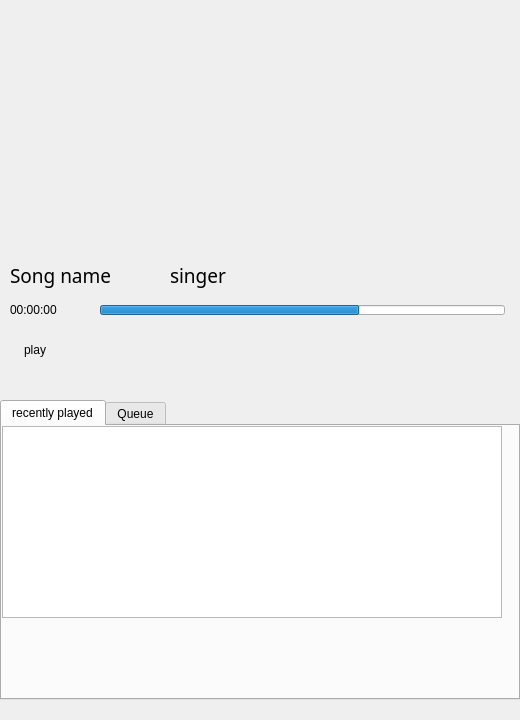
The window that form.ui (mrhashemian/wema-player) describes before a commit, drawn with Qt 5.
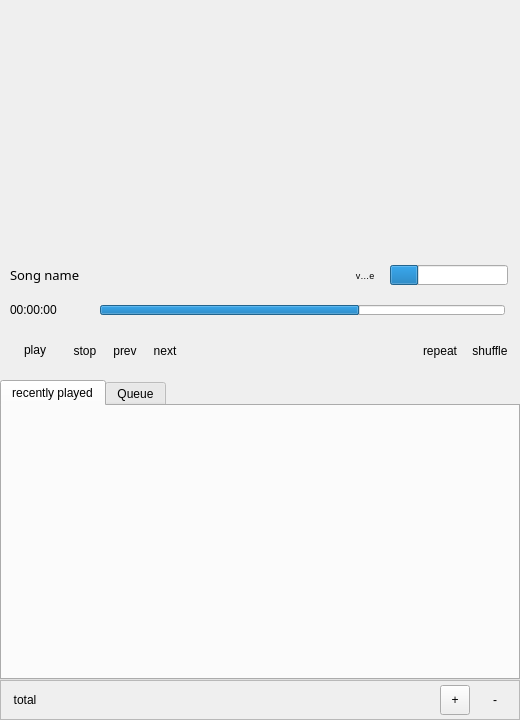
The same window after the commit. Icons and pictures are not drawn.

What changed in the file:
```diff
--- a/form.ui
+++ b/form.ui
@@ -45,14 +45,14 @@
      <rect>
       <x>10</x>
       <y>260</y>
-      <width>141</width>
+      <width>351</width>
       <height>30</height>
      </rect>
     </property>
     <property name="font">
      <font>
-      <family>Forte</family>
-      <pointsize>14</pointsize>
+      <family>Fantezy</family>
+      <pointsize>10</pointsize>
       <weight>50</weight>
       <bold>false</bold>
      </font>
@@ -61,27 +61,6 @@
      <string>Song name</string>
     </property>
    </widget>
-   <widget class="QLabel" name="singer">
-    <property name="geometry">
-     <rect>
-      <x>170</x>
-      <y>260</y>
-      <width>80</width>
-      <height>30</height>
-     </rect>
-    </property>
-    <property name="font">
-     <font>
-      <family>Forte</family>
-      <pointsize>14</pointsize>
-      <weight>50</weight>
-      <bold>false</bold>
-     </font>
-    </property>
-    <property name="text">
-     <string>singer</string>
-    </property>
-   </widget>
    <widget class="QProgressBar" name="timebar">
     <property name="geometry">
      <rect>
@@ -135,6 +114,51 @@
 }</string>
     </property>
    </widget>
+   <widget class="QToolButton" name="volume">
+    <property name="geometry">
+     <rect>
+      <x>350</x>
+      <y>260</y>
+      <width>30</width>
+      <height>30</height>
+     </rect>
+    </property>
+    <property name="text">
+     <string>voulume</string>
+    </property>
+    <property name="icon">
+     <iconset>
+      <normaloff>assets/icon/volume.svg</normaloff>assets/icon/volume.svg</iconset>
+    </property>
+    <property name="iconSize">
+     <size>
+      <width>30</width>
+      <height>30</height>
+     </size>
+    </property>
+    <property name="autoRaise">
+     <bool>true</bool>
+    </property>
+   </widget>
+   <widget class="QProgressBar" name="progressBar">
+    <property name="geometry">
+     <rect>
+      <x>390</x>
+      <y>265</y>
+      <width>118</width>
+      <height>20</height>
+     </rect>
+    </property>
+    <property name="value">
+     <number>24</number>
+    </property>
+    <property name="textVisible">
+     <bool>false</bool>
+    </property>
+    <property name="invertedAppearance">
+     <bool>true</bool>
+    </property>
+   </widget>
   </widget>
   <widget class="QFrame" name="controlers">
    <property name="geometry">
@@ -207,7 +231,7 @@
      <cursorShape>PointingHandCursor</cursorShape>
     </property>
     <property name="text">
-     <string/>
+     <string>stop</string>
     </property>
     <property name="icon">
      <iconset>
@@ -236,7 +260,7 @@
      <cursorShape>PointingHandCursor</cursorShape>
     </property>
     <property name="text">
-     <string/>
+     <string>next</string>
     </property>
     <property name="icon">
      <iconset>
@@ -265,11 +289,69 @@
      <cursorShape>PointingHandCursor</cursorShape>
     </property>
     <property name="text">
-     <string/>
+     <string>prev</string>
     </property>
     <property name="icon">
      <iconset>
-      <normaloff>assets/icon/return.svg</normaloff>assets/icon/return.svg</iconset>
+      <normaloff>assets/icon/prev.svg</normaloff>assets/icon/prev.svg</iconset>
+    </property>
+    <property name="iconSize">
+     <size>
+      <width>40</width>
+      <height>40</height>
+     </size>
+    </property>
+    <property name="autoRaise">
+     <bool>true</bool>
+    </property>
+   </widget>
+   <widget class="QToolButton" name="repeat">
+    <property name="geometry">
+     <rect>
+      <x>420</x>
+      <y>11</y>
+      <width>40</width>
+      <height>40</height>
+     </rect>
+    </property>
+    <property name="cursor">
+     <cursorShape>PointingHandCursor</cursorShape>
+    </property>
+    <property name="text">
+     <string>repeat</string>
+    </property>
+    <property name="icon">
+     <iconset>
+      <normaloff>assets/icon/repeat.svg</normaloff>assets/icon/repeat.svg</iconset>
+    </property>
+    <property name="iconSize">
+     <size>
+      <width>40</width>
+      <height>40</height>
+     </size>
+    </property>
+    <property name="autoRaise">
+     <bool>true</bool>
+    </property>
+   </widget>
+   <widget class="QToolButton" name="shuffle">
+    <property name="geometry">
+     <rect>
+      <x>470</x>
+      <y>11</y>
+      <width>40</width>
+      <height>40</height>
+     </rect>
+    </property>
+    <property name="cursor">
+     <cursorShape>PointingHandCursor</cursorShape>
+    </property>
+    <property name="text">
+     <string>shuffle</string>
+    </property>
+    <property name="icon">
+     <iconset>
+      <normaloff>assets/icon/shuffle.svg</normaloff>assets/icon/shuffle.svg</iconset>
     </property>
     <property name="iconSize">
      <size>
@@ -286,7 +368,7 @@
    <property name="geometry">
     <rect>
      <x>0</x>
-     <y>400</y>
+     <y>380</y>
      <width>520</width>
      <height>300</height>
     </rect>
@@ -298,16 +380,6 @@
     <attribute name="title">
      <string>recently played</string>
     </attribute>
-    <widget class="QListWidget" name="listWidget">
-     <property name="geometry">
-      <rect>
-       <x>0</x>
-       <y>0</y>
-       <width>500</width>
-       <height>192</height>
-      </rect>
-     </property>
-    </widget>
    </widget>
    <widget class="QWidget" name="queue">
     <attribute name="title">
@@ -315,6 +387,109 @@
     </attribute>
    </widget>
   </widget>
+  <widget class="QFrame" name="bottom">
+   <property name="geometry">
+    <rect>
+     <x>0</x>
+     <y>680</y>
+     <width>520</width>
+     <height>40</height>
+    </rect>
+   </property>
+   <property name="frameShape">
+    <enum>QFrame::StyledPanel</enum>
+   </property>
+   <property name="frameShadow">
+    <enum>QFrame::Raised</enum>
+   </property>
+   <widget class="QToolButton" name="addlib">
+    <property name="geometry">
+     <rect>
+      <x>440</x>
+      <y>5</y>
+      <width>30</width>
+      <height>30</height>
+     </rect>
+    </property>
+    <property name="cursor">
+     <cursorShape>PointingHandCursor</cursorShape>
+    </property>
+    <property name="acceptDrops">
+     <bool>true</bool>
+    </property>
+    <property name="autoFillBackground">
+     <bool>false</bool>
+    </property>
+    <property name="text">
+     <string>+</string>
+    </property>
+    <property name="icon">
+     <iconset>
+      <normaloff>assets/icon/add.svg</normaloff>assets/icon/add.svg</iconset>
+    </property>
+    <property name="iconSize">
+     <size>
+      <width>30</width>
+      <height>30</height>
+     </size>
+    </property>
+   </widget>
+   <widget class="QToolButton" name="totalbtn">
+    <property name="geometry">
+     <rect>
+      <x>10</x>
+      <y>5</y>
+      <width>30</width>
+      <height>30</height>
+     </rect>
+    </property>
+    <property name="text">
+     <string>total</string>
+    </property>
+    <property name="icon">
+     <iconset>
+      <normaloff>assets/icon/music.svg</normaloff>assets/icon/music.svg</iconset>
+    </property>
+    <property name="iconSize">
+     <size>
+      <width>30</width>
+      <height>30</height>
+     </size>
+    </property>
+    <property name="autoRaise">
+     <bool>true</bool>
+    </property>
+   </widget>
+   <widget class="QToolButton" name="removelib">
+    <property name="geometry">
+     <rect>
+      <x>480</x>
+      <y>5</y>
+      <width>30</width>
+      <height>30</height>
+     </rect>
+    </property>
+    <property name="cursor">
+     <cursorShape>PointingHandCursor</cursorShape>
+    </property>
+    <property name="text">
+     <string>-</string>
+    </property>
+    <property name="icon">
+     <iconset>
+      <normaloff>assets/icon/remove.svg</normaloff>assets/icon/remove.svg</iconset>
+    </property>
+    <property name="iconSize">
+     <size>
+      <width>30</width>
+      <height>30</height>
+     </size>
+    </property>
+    <property name="autoRaise">
+     <bool>true</bool>
+    </property>
+   </widget>
+  </widget>
  </widget>
  <resources/>
  <connections>
```
Left out of the diff: 132 changed lines with no effect on the pictures.
